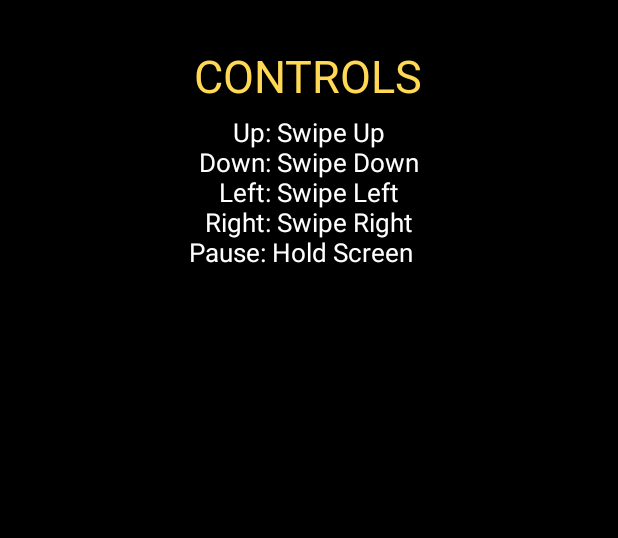
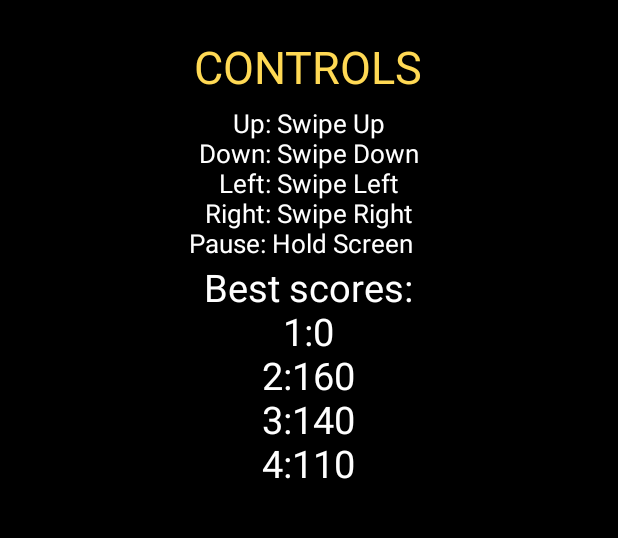
Before and after one commit to CrotaSonOfOryx/Pacman, an Android app: the HelpActivity screen opened directly, with no data from a screen before it, on a phone screen of 412 x 824 dp, the part 456-994 px from its top. Run offline under Robolectric (Android 15) with nearby library versions, the phone set to English and light mode, and no system bars.

Commit message:
całe te

```diff
--- a/app/src/main/java/com/example/myapplication/Globals.java
+++ b/app/src/main/java/com/example/myapplication/Globals.java
@@ -1,4 +1,9 @@
 package com.example.myapplication;
+
+import static android.provider.Settings.System.getString;
+
+import android.view.View;
+import android.widget.TextView;
 
 public class Globals{
     private static Globals instance;
@@ -16,7 +21,7 @@ public class Globals{
     public int getHighScore(){
         return this.highScore;
     }
-
+    public int scores[]={this.highScore,160,140,110};
     public void setLevelSelector(int newLevel){this.levelSelector=newLevel;}
     public int getLevelSelector(){return this.levelSelector;}
 
--- a/app/src/main/java/com/example/myapplication/HelpActivity.java
+++ b/app/src/main/java/com/example/myapplication/HelpActivity.java
@@ -1,14 +1,74 @@
 package com.example.myapplication;
 
+import static java.lang.Long.reverse;
+
 import android.app.Activity;
+import android.content.SharedPreferences;
 import android.os.Bundle;
+import android.preference.PreferenceManager;
+import android.util.Log;
+import android.widget.TextView;
+
+import org.json.JSONArray;
+
+import java.util.Arrays;
+
 
 public class HelpActivity extends Activity {
+    public static void reverseArray(int[] array)
+    {
+        // Length of the array
+        int n = array.length;
+
+        // Swapping the first half elements
+        // With last Half Elements
+        for (int i = 0; i < n / 2; i++) {
+
+            // Storing the first half elements temporarily
+            int temp = array[i];
+
+            // Assigning the first half
+            // to the last half
+            array[i] = array[n - i - 1];
+
+            // Assigning the last half
+            // to the first half
+            array[n - i - 1] = temp;
+        }
+    }
     @Override
     protected void onCreate(Bundle savedInstanceState) {
+        int scoresArray[]=Globals.getInstance().scores;
+        int scoreArray[] = new int[10];
         super.onCreate(savedInstanceState);
         setContentView(R.layout.help_layout);
         MainActivity.getPlayer().start();
+
+
+        SharedPreferences prefs = PreferenceManager.getDefaultSharedPreferences(this);
+        JSONArray jsonArray = new JSONArray();
+        jsonArray.put(Globals.getInstance().getHighScore());
+        SharedPreferences.Editor editor = prefs.edit();
+        editor.putString("key", jsonArray.toString());
+        System.out.println(jsonArray);
+        editor.apply();
+
+        try {
+            JSONArray jsonArray2 = new JSONArray(prefs.getString("key", "[]"));
+            for (int i = 0; i < jsonArray2.length(); i++) {
+                Log.d("your JSON Array", jsonArray2.getInt(i)+"");
+                scoreArray[i]=jsonArray2.getInt(i);
+            }
+        } catch (Exception e) {
+            e.printStackTrace();
+        }
+
+        Arrays.sort(scoreArray);
+        reverseArray(scoreArray);
+        Log.d("augh", Arrays.toString(scoreArray));
+        String text= "Best scores:\n1:"+scoreArray[0]+"\n2:"+scoresArray[1]+"\n3:"+scoresArray[2]+"\n4:"+scoresArray[3];
+        TextView tv = findViewById(R.id.scoresView);
+        tv.setText(text);
     }
 
     @Override
--- a/app/src/main/java/com/example/myapplication/MainActivity.java
+++ b/app/src/main/java/com/example/myapplication/MainActivity.java
@@ -5,6 +5,8 @@ import android.media.MediaPlayer;
 import android.os.Bundle;
 import android.util.Log;
 import android.view.View;
+import android.widget.TextView;
+
 import androidx.appcompat.app.AppCompatActivity;
 
 import java.io.IOException;
--- a/app/src/main/java/com/example/myapplication/Movement.java
+++ b/app/src/main/java/com/example/myapplication/Movement.java
@@ -57,17 +57,6 @@ public class Movement {
                         ((ghost3.getYPos() / blockSize) == (pacman.getYPos() / blockSize))) {
 
             GameConditions gc = GameConditions.getInstance();
-            int currentScore = gc.getCurrentScore();
-            jsonObject.put("score", Integer.toString(currentScore));
-
-            // Write JSON object to a file
-            try (FileWriter file = new FileWriter("I:/pacmannik/Pacman/app/src/main/java/com/example/myapplication/score.json")) {
-                file.write(jsonObject.toString());
-                System.out.println("Successfully wrote JSON object to file.");
-            } catch (IOException e) {
-                e.printStackTrace();
-
-            }
             throw new PlayerDeathException("Pacman and Ghost collision");
         }
     }
--- a/app/src/main/res/layout/help_layout.xml
+++ b/app/src/main/res/layout/help_layout.xml
@@ -51,4 +51,15 @@
         android:layout_marginRight="15dp"
         android:textColor="@color/white"/>
 
+    <TextView
+        android:id="@+id/scoresView"
+        android:layout_width="wrap_content"
+        android:layout_height="wrap_content"
+        android:text="miau"
+        android:textSize="25dp"
+        android:layout_gravity="center_horizontal"
+        android:gravity="center"
+        android:layout_marginLeft="15dp"
+        android:layout_marginRight="15dp"
+        android:textColor="@color/white"/>
 </LinearLayout>
```
Also changed, not shown: 465 other files.
